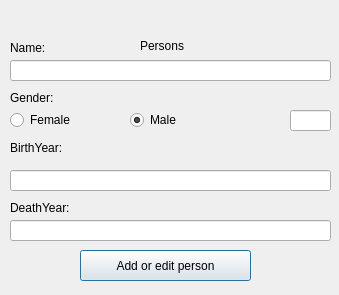
maggawaage/skil3, file personsdialog.ui: the form before one commit.
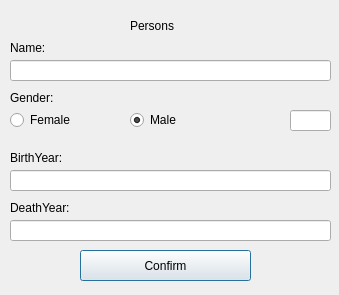
The form after the commit.

```diff
--- a/personsdialog.ui
+++ b/personsdialog.ui
@@ -83,7 +83,7 @@
    <property name="geometry">
     <rect>
      <x>10</x>
-     <y>140</y>
+     <y>150</y>
      <width>59</width>
      <height>16</height>
     </rect>
@@ -108,10 +108,8 @@
   <widget class="QLabel" name="label">
    <property name="geometry">
     <rect>
-    personsdialog.ui
-     <x>140</x>
-     <y>30</y>
-
+     <x>130</x>
+     <y>10</y>
      <width>161</width>
      <height>31</height>
     </rect>
@@ -134,14 +132,14 @@
     </rect>
    </property>
    <property name="text">
-    <string>Add or edit person</string>
+    <string>Confirm</string>
    </property>
   </widget>
   <widget class="QLabel" name="labelErrorPersonName">
    <property name="geometry">
     <rect>
      <x>50</x>
-     <y>40</y>
+     <y>20</y>
      <width>281</width>
      <height>19</height>
     </rect>
```
